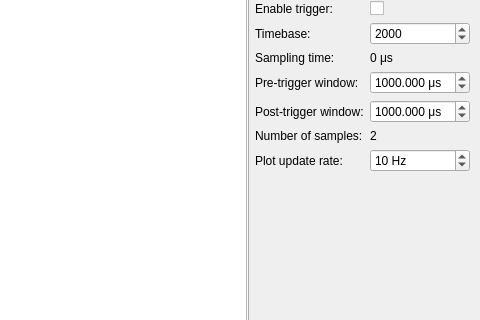
Above: daq/gamma_spectroscopy_gui.ui from davidfokkema/gamma-spectroscopy before the change; both pictures show x 320 to 800 and y 95 to 415 of the 800 by 600 pixel window. Below: the same form after it.
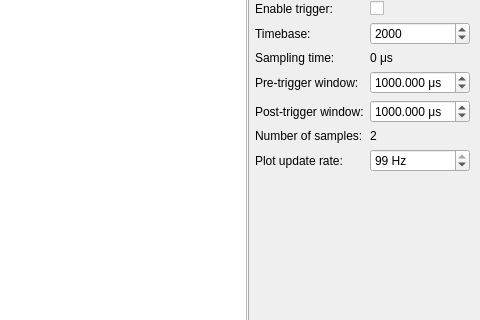
That is the form after the change. Custom widgets are drawn as their Qt base class.

What changed in the file:
```diff
--- a/daq/gamma_spectroscopy_gui.ui
+++ b/daq/gamma_spectroscopy_gui.ui
@@ -293,7 +293,7 @@
          <string> Hz</string>
         </property>
         <property name="value">
-         <number>10</number>
+         <number>99</number>
         </property>
        </widget>
       </item>
```
